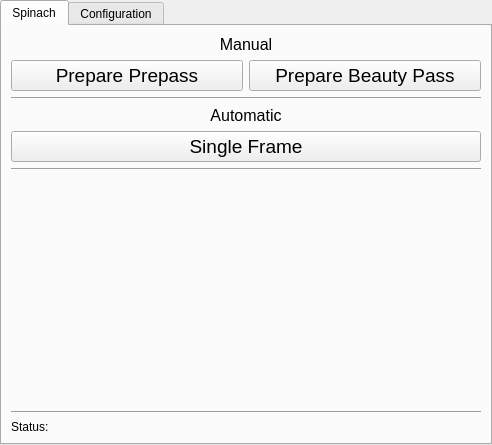
Above: renderFarmingUI.ui from stephensmitchell-forks/renderFarming before the change. Below: the same form after it.
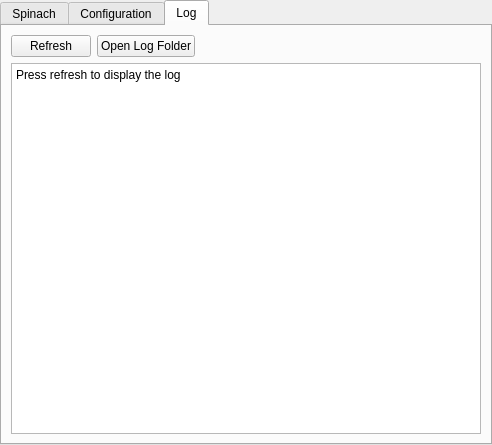
That is the form after the change. The open tabs and pages were chosen to show the change.

Commit message: Added a log viewer to the UI Reconfigured spinach to be able to send a variety of GI configurations Added colored Status markers

What changed in the file:
```diff
--- a/renderFarmingUI.ui
+++ b/renderFarmingUI.ui
@@ -635,6 +635,61 @@
     </item>
    </layout>
   </widget>
+  <widget class="QWidget" name="log">
+   <attribute name="title">
+    <string>Log</string>
+   </attribute>
+   <layout class="QHBoxLayout" name="horizontalLayout_3">
+    <item>
+     <layout class="QVBoxLayout" name="verticalLayout_4">
+      <item>
+       <layout class="QHBoxLayout" name="horizontalLayout_2">
+        <item>
+         <widget class="QPushButton" name="lg_refresh_btn">
+          <property name="text">
+           <string>Refresh</string>
+          </property>
+         </widget>
+        </item>
+        <item>
+         <widget class="QPushButton" name="lg_open_explorer_btn">
+          <property name="text">
+           <string>Open Log Folder</string>
+          </property>
+         </widget>
+        </item>
+        <item>
+         <spacer name="horizontalSpacer">
+          <property name="orientation">
+           <enum>Qt::Horizontal</enum>
+          </property>
+          <property name="sizeHint" stdset="0">
+           <size>
+            <width>40</width>
+            <height>20</height>
+           </size>
+          </property>
+         </spacer>
+        </item>
+       </layout>
+      </item>
+      <item>
+       <widget class="QPlainTextEdit" name="lg_text_pte">
+        <property name="lineWrapMode">
+         <enum>QPlainTextEdit::NoWrap</enum>
+        </property>
+        <property name="readOnly">
+         <bool>true</bool>
+        </property>
+        <property name="plainText">
+         <string notr="true">Press refresh to display the log</string>
+        </property>
+       </widget>
+      </item>
+     </layout>
+    </item>
+   </layout>
+  </widget>
  </widget>
  <resources/>
  <connections/>
```
Left out of the diff: 6 changed lines with no effect on the pictures. The commit also changes 5 other files.
